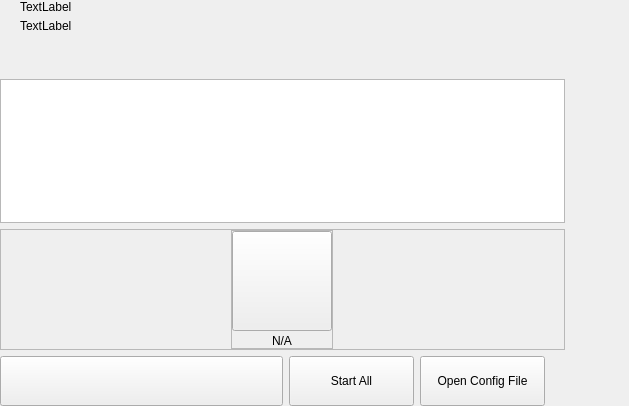
Before: the Qt Designer form src/qt/digiwage/forms/masternodeswidget.ui in digiwage/digiwage, drawn with Qt 5.
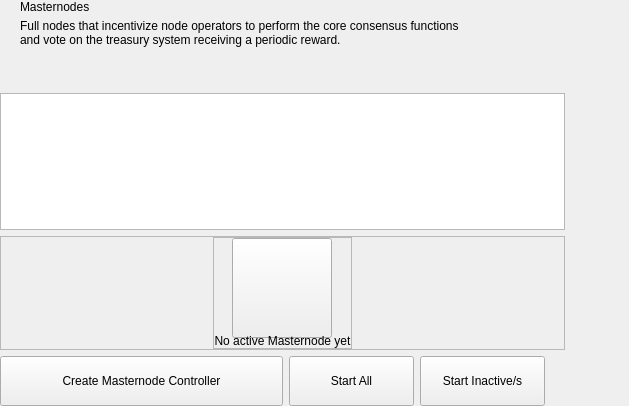
After: the same form once the commit is applied. Custom widgets are drawn as their Qt base class.

Diff of the .ui file:
```diff
--- a/src/qt/digiwage/forms/masternodeswidget.ui
+++ b/src/qt/digiwage/forms/masternodeswidget.ui
@@ -65,14 +65,15 @@
             <item>
              <widget class="QLabel" name="labelTitle">
               <property name="text">
-               <string>TextLabel</string>
+               <string>Masternodes</string>
               </property>
              </widget>
             </item>
             <item alignment="Qt::AlignTop">
              <widget class="QLabel" name="labelSubtitle1">
               <property name="text">
-               <string>TextLabel</string>
+               <string>Full nodes that incentivize node operators to perform the core consensus functions
+and vote on the treasury system receiving a periodic reward.</string>
               </property>
              </widget>
             </item>
@@ -226,7 +227,7 @@
                  <string notr="true"/>
                 </property>
                 <property name="text">
-                 <string>N/A</string>
+                 <string>No active Masternode yet</string>
                 </property>
                 <property name="alignment">
                  <set>Qt::AlignCenter</set>
@@ -278,7 +279,7 @@
              <enum>Qt::NoFocus</enum>
             </property>
             <property name="text">
-             <string/>
+             <string>Create Masternode Controller</string>
             </property>
            </widget>
           </item>
@@ -304,7 +305,7 @@
              </size>
             </property>
             <property name="text">
-             <string>Open Config File</string>
+             <string>Start Inactive/s</string>
             </property>
            </widget>
           </item>
```
Left out of the diff: 4 changed lines with no effect on the pictures.
